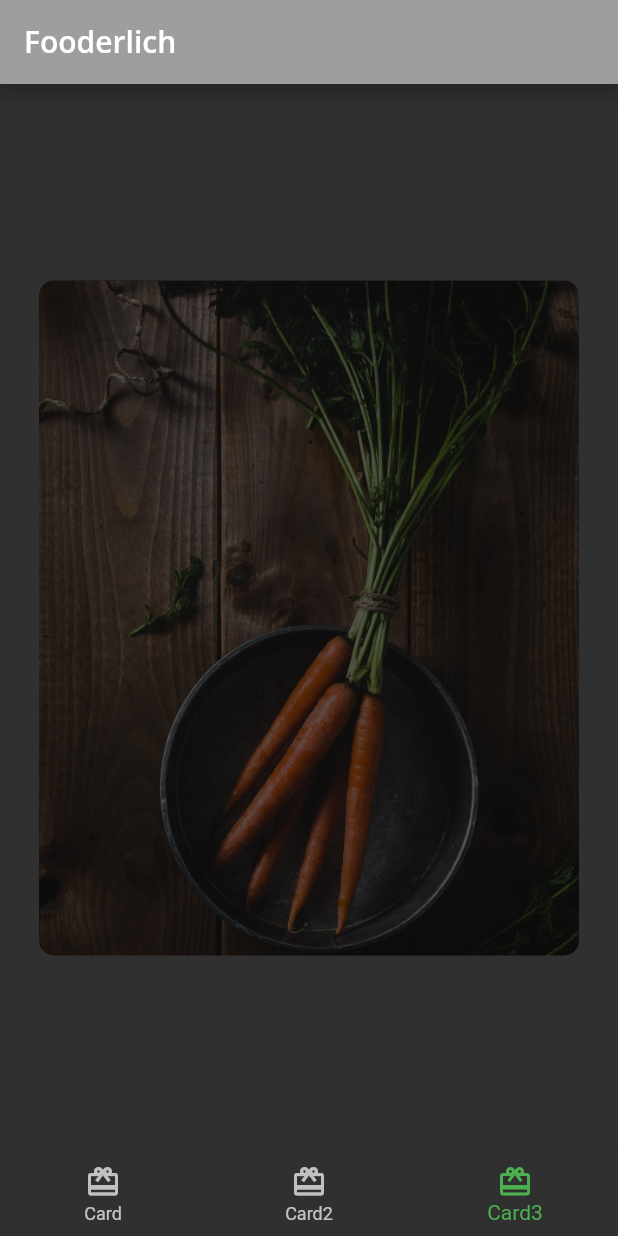
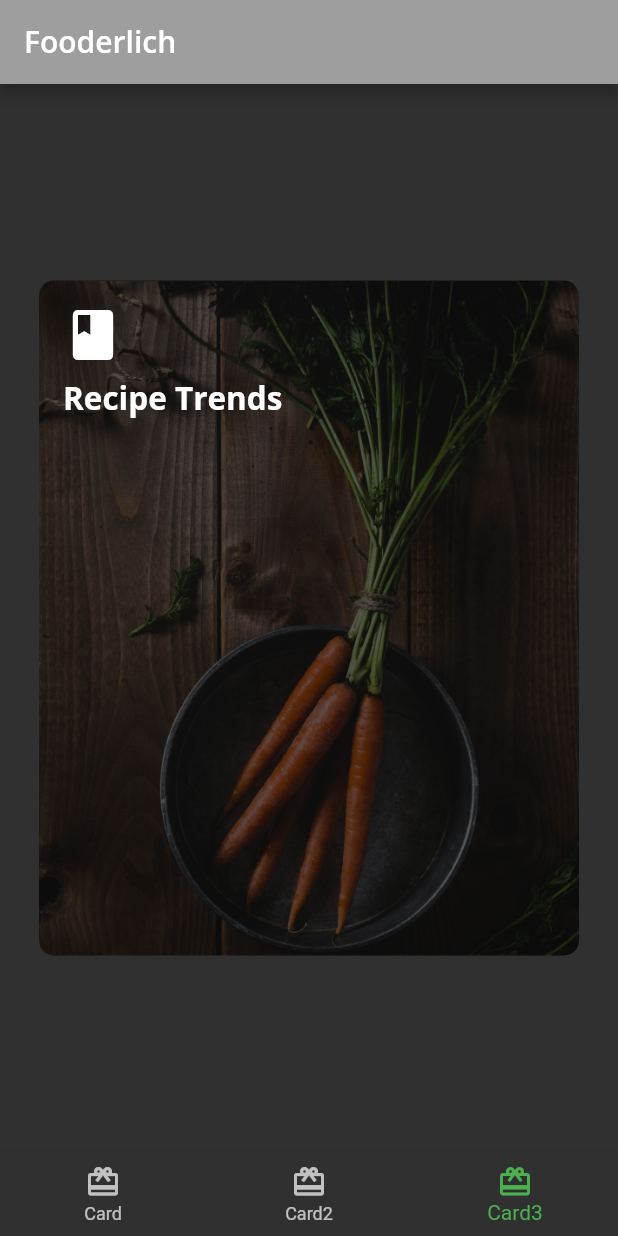
Before and after one commit to hramaroson/fooderlich, a Flutter app: the screen it shows after launch, item 3 of the bottom bar chosen, on a phone screen of 412 x 824 dp. Run offline on Flutter 3.47's test engine with Material 2 defaults, Android fonts, the phone set to English and light mode, and no system bars; our stand-ins replace google_fonts.

Commit message:
Composing the header

```diff
--- a/lib/card3.dart
+++ b/lib/card3.dart
@@ -1,4 +1,5 @@
 import 'package:flutter/material.dart';
+import 'package:fooderlich/fooderlich_theme.dart';
 
 class Card3 extends StatelessWidget{
 
@@ -26,6 +27,26 @@ class Card3 extends StatelessWidget{
                 color: Colors.black.withOpacity(0.6),
                 borderRadius: const BorderRadius.all(Radius.circular(10.0))
               ),
+            ),
+            Container(
+              padding: const EdgeInsets.all(16),
+              child: Column(
+                crossAxisAlignment: CrossAxisAlignment.start,
+                children: [
+                  const Icon(
+                    Icons.book,
+                    color: Colors.white,
+                    size: 40
+                  ),
+                  const SizedBox(height: 8),
+                  Text(
+                    "Recipe Trends",
+                    style: FooderlichTheme.darkTextTheme.headline2,
+                  ),
+                  const SizedBox(height: 30),
+                ],
+              ),
+
             )
           ],
          )
```
